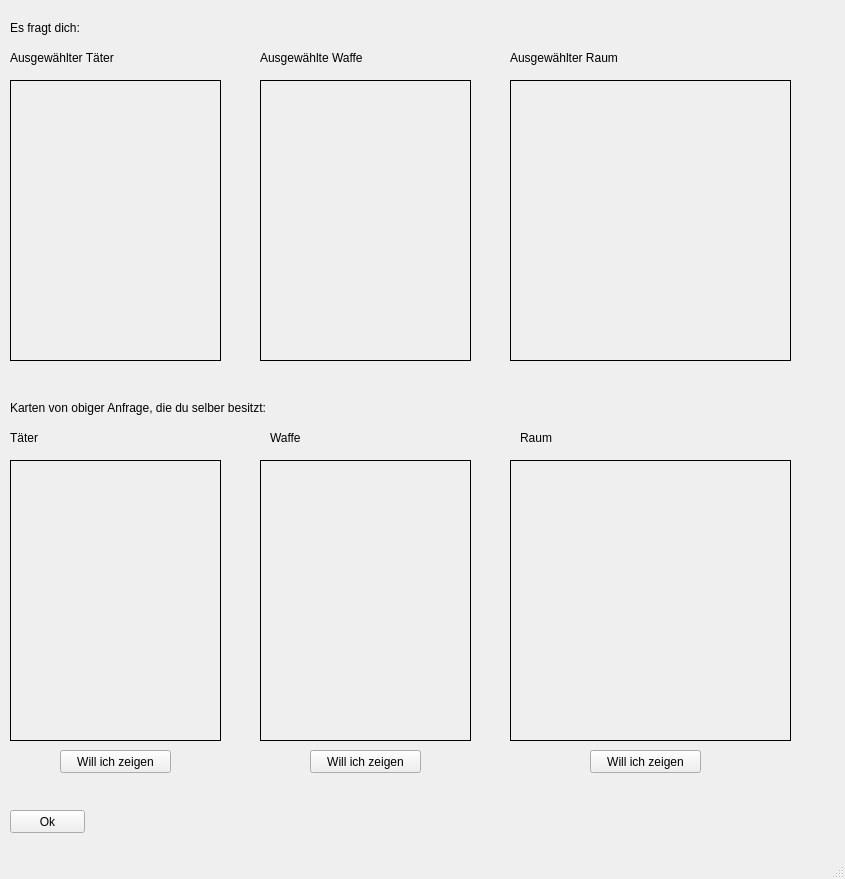
First picture: the form in Cluedo/UI/SelectObjectToShowUI.ui, repository haegar80/Cluedo, before the edit.
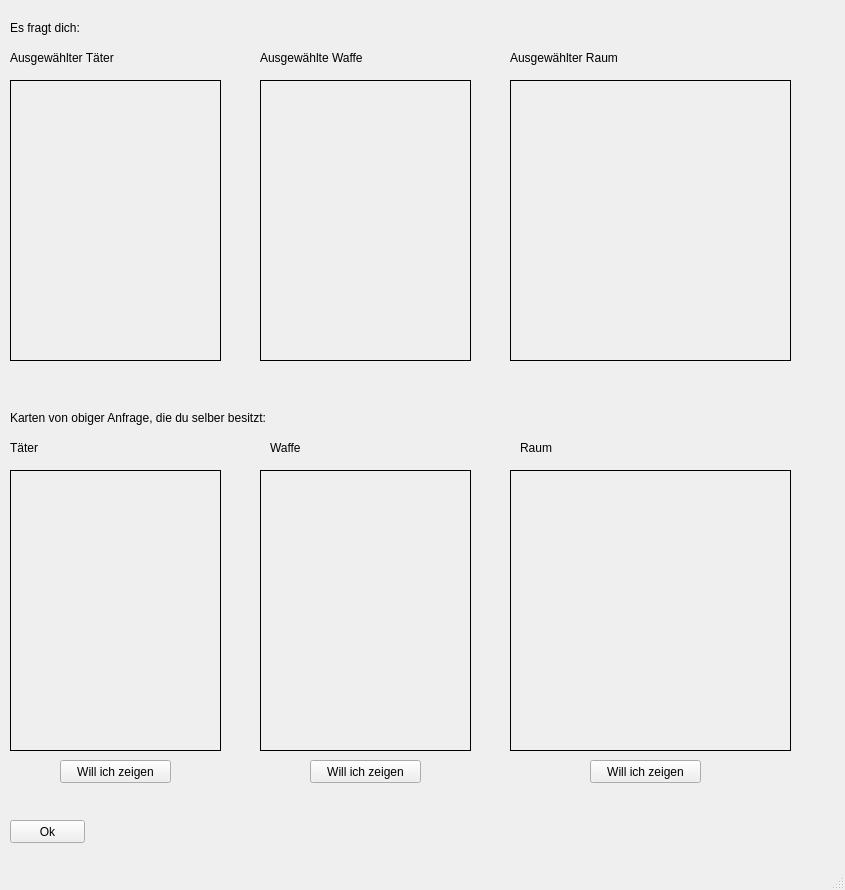
Second picture: the form after the edit.

Commit message: Show murder -, weapon - and room name as well, not only image

The edit to the form file:
```diff
--- a/Cluedo/UI/SelectObjectToShowUI.ui
+++ b/Cluedo/UI/SelectObjectToShowUI.ui
@@ -7,7 +7,7 @@
     <x>0</x>
     <y>0</y>
     <width>845</width>
-    <height>879</height>
+    <height>890</height>
    </rect>
   </property>
   <property name="windowTitle">
@@ -114,7 +114,7 @@
     <property name="geometry">
      <rect>
       <x>10</x>
-      <y>460</y>
+      <y>470</y>
       <width>211</width>
       <height>281</height>
      </rect>
@@ -133,7 +133,7 @@
     <property name="geometry">
      <rect>
       <x>10</x>
-      <y>810</y>
+      <y>820</y>
       <width>75</width>
       <height>23</height>
      </rect>
@@ -146,7 +146,7 @@
     <property name="geometry">
      <rect>
       <x>10</x>
-      <y>400</y>
+      <y>410</y>
       <width>341</width>
       <height>16</height>
      </rect>
@@ -185,7 +185,7 @@
     <property name="geometry">
      <rect>
       <x>260</x>
-      <y>460</y>
+      <y>470</y>
       <width>211</width>
       <height>281</height>
      </rect>
@@ -204,7 +204,7 @@
     <property name="geometry">
      <rect>
       <x>510</x>
-      <y>460</y>
+      <y>470</y>
       <width>281</width>
       <height>281</height>
      </rect>
@@ -223,7 +223,7 @@
     <property name="geometry">
      <rect>
       <x>10</x>
-      <y>430</y>
+      <y>440</y>
       <width>81</width>
       <height>16</height>
      </rect>
@@ -236,7 +236,7 @@
     <property name="geometry">
      <rect>
       <x>270</x>
-      <y>430</y>
+      <y>440</y>
       <width>81</width>
       <height>16</height>
      </rect>
@@ -249,7 +249,7 @@
     <property name="geometry">
      <rect>
       <x>520</x>
-      <y>430</y>
+      <y>440</y>
       <width>81</width>
       <height>16</height>
      </rect>
@@ -262,7 +262,7 @@
     <property name="geometry">
      <rect>
       <x>60</x>
-      <y>750</y>
+      <y>760</y>
       <width>111</width>
       <height>23</height>
      </rect>
@@ -275,7 +275,7 @@
     <property name="geometry">
      <rect>
       <x>310</x>
-      <y>750</y>
+      <y>760</y>
       <width>111</width>
       <height>23</height>
      </rect>
@@ -288,7 +288,7 @@
     <property name="geometry">
      <rect>
       <x>590</x>
-      <y>750</y>
+      <y>760</y>
       <width>111</width>
       <height>23</height>
      </rect>
```
Left out of the diff: 39 changed lines with no effect on the pictures. The commit also changes 6 other files.
